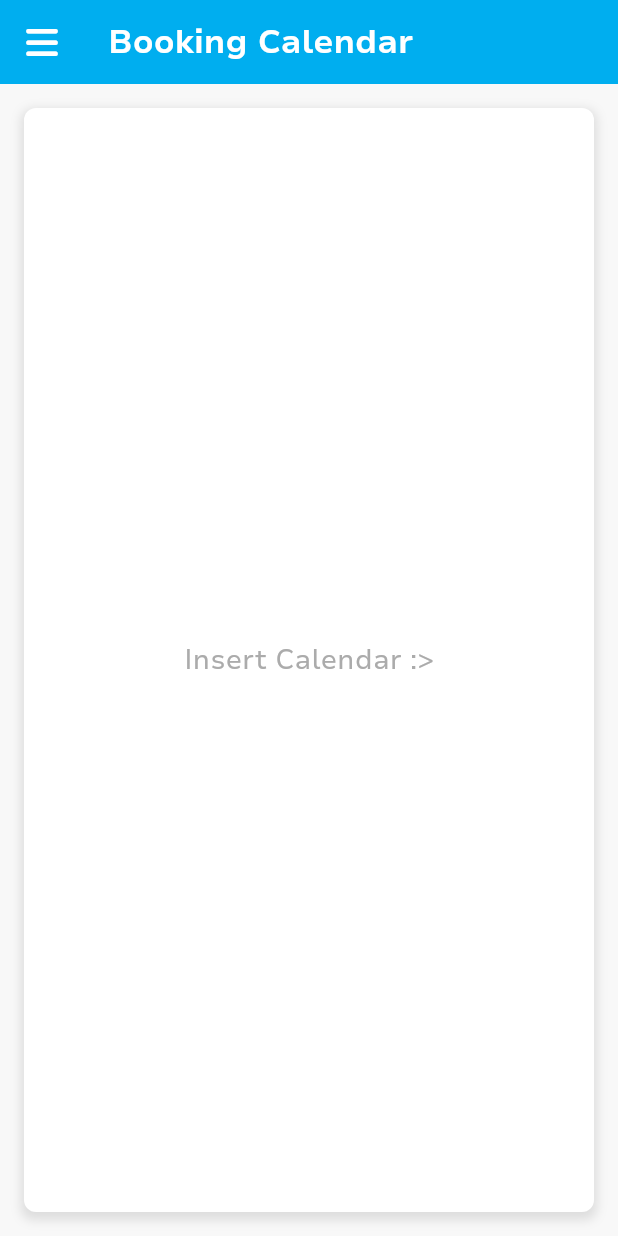
After one commit to shaheenNawaf/JCSD_Flutter, a Flutter app: the BookingCalendarPage screen opened by its route, on a phone screen of 412 x 824 dp. The commit adds this screen. Run offline on Flutter 3.47's test engine with Material 3 defaults, Android fonts, the phone set to English and light mode, and no system bars; our stand-ins replace auto_size_text, font_awesome_flutter, month_picker_dialog, supabase_flutter; missing offline and left inert: datepicker_dropdown; accounts and stored records are empty.

Commit message:
added placeholder pages for my pendings

```diff
--- a/lib/main.dart
+++ b/lib/main.dart
@@ -20,6 +20,9 @@ import 'package:jcsd_flutter/view/employee/bookingReceipt.dart';
 import 'package:jcsd_flutter/view/employee/payslip.dart';
 import 'package:jcsd_flutter/view/admin/accountlist.dart';
 import 'package:jcsd_flutter/view/admin/employeelist.dart';
+import 'package:jcsd_flutter/view/admin/bookingcalendar.dart';
+import 'package:jcsd_flutter/view/client/booking_first.dart';
+import 'package:jcsd_flutter/view/client/booking_second.dart';
 
 void main() async {
   supabase_init();
@@ -42,12 +45,28 @@ class MainApp extends StatelessWidget {
           secondary: const Color(0xFF00AEEF),
         ),
       ),
+
+      /* Will still need to finalize the segregation of routes but for now
+      segregation here is just based on location of files*/
+
       routes: {
+        //Generic
         '/home': (context) => const HomeView(),
         '/login': (context) => const Login(),
         '/signup1': (context) => const SignupPage1(),
         '/signup2': (context) => const SignupPage2(),
         '/error': (context) => const ErrorPage(),
+
+        //Admin View
+        '/accountList': (context) => const AccountListPage(),
+        '/bookingCalendar': (context) => const BookingCalendarPage(),
+        '/employeeList': (context) => const EmployeeListPage(),
+
+        //Client View
+        '/booking1': (context) => const ClientBooking1(),
+        '/booking2': (context) => const ClientBooking2(),
+
+        //Employee View
         '/dashboard': (context) => const DashboardPage(),
         '/inventory': (context) => const InventoryPage(),
         '/suppliers': (context) => const SupplierPage(),
@@ -58,8 +77,6 @@ class MainApp extends StatelessWidget {
         '/bookingDetail': (context) => const BookingDetails(),
         '/bookingReceipt': (context) => const BookingReceipt(),
         '/payslip': (context) => const Payslip(),
-        '/employeeList': (context) => const EmployeeListPage(),
-        '/accountList': (context) => const AccountListPage(),
       },
     );
   }
--- /dev/null
+++ b/lib/view/admin/bookingcalendar.dart
@@ -0,0 +1,171 @@
+// ignore_for_file: library_private_types_in_public_api
+
+import 'package:flutter/material.dart';
+import 'package:font_awesome_flutter/font_awesome_flutter.dart';
+import 'package:jcsd_flutter/widgets/sidebar.dart';
+
+class BookingCalendarPage extends StatefulWidget {
+  const BookingCalendarPage({super.key});
+
+  @override
+  _BookingCalendarPageState createState() => _BookingCalendarPageState();
+}
+
+class _BookingCalendarPageState extends State<BookingCalendarPage>
+    with SingleTickerProviderStateMixin {
+  late AnimationController _animationController;
+
+  @override
+  void initState() {
+    super.initState();
+    _animationController = AnimationController(
+      vsync: this,
+      duration: const Duration(milliseconds: 300),
+    );
+  }
+
+  @override
+  void dispose() {
+    _animationController.dispose();
+    super.dispose();
+  }
+
+  void _openDrawer() {
+    _animationController.forward();
+  }
+
+  void _closeDrawer() {
+    _animationController.reverse();
+  }
+
+  @override
+  Widget build(BuildContext context) {
+    final bool isMobile = MediaQuery.of(context).size.width < 600;
+
+    return Scaffold(
+      backgroundColor: const Color(0xFFF8F8F8),
+      appBar: isMobile
+          ? AppBar(
+              backgroundColor: const Color(0xFF00AEEF),
+              title: const Text(
+                'Booking Calendar',
+                style: TextStyle(
+                  fontFamily: 'NunitoSans',
+                  fontWeight: FontWeight.bold,
+                  color: Colors.white,
+                ),
+              ),
+              leading: Builder(
+                builder: (context) => IconButton(
+                  icon: const FaIcon(
+                    FontAwesomeIcons.bars,
+                    color: Colors.white,
+                  ),
+                  onPressed: () {
+                    Scaffold.of(context).openDrawer();
+                    _openDrawer();
+                  },
+                ),
+              ),
+            )
+          : null,
+      drawer: isMobile
+          ? Drawer(
+              backgroundColor: const Color(0xFF00AEEF),
+              child: Sidebar(
+                activePage: 'booking_calendar',
+                onClose: _closeDrawer,
+              ),
+            )
+          : null,
+      onDrawerChanged: (isOpened) {
+        if (!isOpened) {
+          _closeDrawer();
+        }
+      },
+      body: Stack(
+        children: [
+          Row(
+            children: [
+              if (!isMobile) const Sidebar(activePage: 'booking_calendar'),
+              Expanded(
+                child: Column(
+                  children: [
+                    if (!isMobile)
+                      Container(
+                        color: Colors.white,
+                        padding: const EdgeInsets.symmetric(
+                            horizontal: 20, vertical: 10),
+                        child: const Row(
+                          mainAxisAlignment: MainAxisAlignment.spaceBetween,
+                          children: [
+                            Text(
+                              'Booking Calendar',
+                              style: TextStyle(
+                                fontFamily: 'NunitoSans',
+                                fontWeight: FontWeight.bold,
+                                color: Color(0xFF00AEEF),
+                                fontSize: 20,
+                              ),
+                            ),
+                            CircleAvatar(
+                              radius: 20,
+                              backgroundImage:
+                                  AssetImage('assets/avatars/cat2.jpg'),
+                            ),
+                          ],
+                        ),
+                      ),
+                    Expanded(
+                      child: Padding(
+                        padding: const EdgeInsets.all(16.0),
+                        child: Container(
+                          decoration: BoxDecoration(
+                            color: Colors.white,
+                            borderRadius: BorderRadius.circular(8),
+                            boxShadow: [
+                              BoxShadow(
+                                color: Colors.grey.withOpacity(0.3),
+                                spreadRadius: 2,
+                                blurRadius: 5,
+                                offset: const Offset(0, 3),
+                              ),
+                            ],
+                          ),
+                          child: const Center(
+                            child: Text(
+                              'Insert Calendar :>',
+                              style: TextStyle(
+                                fontFamily: 'NunitoSans',
+                                color: Color(0xFFABABAB),
+                                fontSize: 18,
+                              ),
+                            ),
+                          ),
+                        ),
+                      ),
+                    ),
+                  ],
+                ),
+              ),
+            ],
+          ),
+          if (isMobile)
+            AnimatedBuilder(
+              animation: _animationController,
+              builder: (context, child) {
+                return Opacity(
+                  opacity: _animationController.value * 0.6,
+                  child: _animationController.value > 0
+                      ? Container(
+                          color: Colors.black,
+                        )
+                      : const SizedBox.shrink(),
+                );
+              },
+            ),
+        ],
+      ),
+    );
+  }
+}
--- /dev/null
+++ b/lib/view/client/booking_first.dart
@@ -0,0 +1,18 @@
+import 'package:flutter/material.dart';
+import 'package:jcsd_flutter/widgets/navbar.dart';
+
+class ClientBooking1 extends StatelessWidget {
+  const ClientBooking1({super.key});
+
+  @override
+  Widget build(BuildContext context) {
+    return Scaffold(
+      appBar: const Navbar(activePage: 'booking'),
+      body: Center(
+        child: Container(
+          color: const Color(0xFFDFDFDF),
+        ),
+      ),
+    );
+  }
+}
--- /dev/null
+++ b/lib/view/client/booking_second.dart
@@ -0,0 +1,18 @@
+import 'package:flutter/material.dart';
+import 'package:jcsd_flutter/widgets/navbar.dart';
+
+class ClientBooking2 extends StatelessWidget {
+  const ClientBooking2({super.key});
+
+  @override
+  Widget build(BuildContext context) {
+    return Scaffold(
+      appBar: const Navbar(activePage: 'booking'),
+      body: Center(
+        child: Container(
+          color: const Color(0xFFDFDFDF),
+        ),
+      ),
+    );
+  }
+}
--- a/pubspec.yaml
+++ b/pubspec.yaml
@@ -16,6 +16,7 @@ dependencies:
   riverpod: ^2.6.1
   datepicker_dropdown: ^0.1.5
   month_picker_dialog: ^5.1.3
+  syncfusion_flutter_calendar: ^27.1.57
 
 dev_dependencies:
   flutter_test:
```
Also changed, not shown: pubspec.lock.
